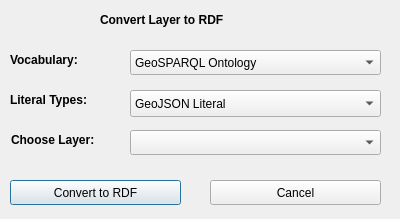
Before: the Qt Designer form dialogs/ui/convertlayerdialog.ui in sparqlunicorn/sparqlunicornGoesGIS, drawn with Qt 5.
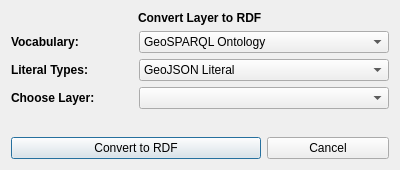
After: the same form once the commit is applied. Custom widgets are drawn as their Qt base class.

Patch:
```diff
--- a/dialogs/ui/convertlayerdialog.ui
+++ b/dialogs/ui/convertlayerdialog.ui
@@ -7,63 +7,15 @@
     <x>0</x>
     <y>0</y>
     <width>400</width>
-    <height>219</height>
+    <height>170</height>
    </rect>
   </property>
   <property name="windowTitle">
    <string>Dialog</string>
   </property>
-  <widget class="QComboBox" name="loadedLayers">
-   <property name="geometry">
-    <rect>
-     <x>130</x>
-     <y>130</y>
-     <width>251</width>
-     <height>25</height>
-    </rect>
-   </property>
-  </widget>
-  <widget class="QLabel" name="chooseLayerLabel">
-   <property name="geometry">
-    <rect>
-     <x>11</x>
-     <y>130</y>
-     <width>111</width>
-     <height>20</height>
-    </rect>
-   </property>
-   <property name="font">
-    <font>
-     <weight>75</weight>
-     <bold>true</bold>
-    </font>
-   </property>
-   <property name="text">
-    <string>Choose Layer:</string>
-   </property>
-  </widget>
-  <widget class="QPushButton" name="convertToRDFButton">
-   <property name="geometry">
-    <rect>
-     <x>10</x>
-     <y>180</y>
-     <width>171</width>
-     <height>25</height>
-    </rect>
-   </property>
-   <property name="text">
-    <string>Convert to RDF</string>
-   </property>
-  </widget>
+  <layout class="QGridLayout" name="gridLayout">
+   <item row="0" column="0" colspan="3" alignment="Qt::AlignHCenter">
   <widget class="QLabel" name="convertLayerLabel">
-   <property name="geometry">
-    <rect>
-     <x>100</x>
-     <y>10</y>
-     <width>191</width>
-     <height>20</height>
-    </rect>
-   </property>
    <property name="font">
     <font>
      <weight>75</weight>
@@ -74,28 +26,16 @@
     <string>Convert Layer to RDF</string>
    </property>
   </widget>
-  <widget class="QPushButton" name="cancelButton">
-   <property name="geometry">
-    <rect>
-     <x>210</x>
-     <y>180</y>
-     <width>171</width>
-     <height>25</height>
-    </rect>
-   </property>
+   </item>
+   <item row="5" column="0" colspan="2">
+    <widget class="QPushButton" name="convertToRDFButton">
    <property name="text">
-    <string>Cancel</string>
-   </property>
-  </widget>
+      <string>Convert to RDF</string>
+     </property>
+    </widget>
+   </item>
+   <item row="1" column="1" colspan="2">
   <widget class="QComboBox" name="vocabularyCBox">
-   <property name="geometry">
-    <rect>
-     <x>130</x>
-     <y>50</y>
-     <width>251</width>
-     <height>25</height>
-    </rect>
-   </property>
    <item>
     <property name="text">
      <string>GeoSPARQL Ontology</string>
@@ -117,15 +57,22 @@
     </property>
    </item>
   </widget>
+   </item>
+   <item row="3" column="0">
+    <widget class="QLabel" name="chooseLayerLabel">
+     <property name="font">
+      <font>
+       <weight>75</weight>
+       <bold>true</bold>
+      </font>
+     </property>
+     <property name="text">
+      <string>Choose Layer:</string>
+     </property>
+    </widget>
+   </item>
+   <item row="1" column="0">
   <widget class="QLabel" name="chooseLayerLabel_2">
-   <property name="geometry">
-    <rect>
-     <x>10</x>
-     <y>50</y>
-     <width>111</width>
-     <height>20</height>
-    </rect>
-   </property>
    <property name="font">
     <font>
      <weight>75</weight>
@@ -136,15 +83,9 @@
     <string>Vocabulary:</string>
    </property>
   </widget>
+   </item>
+   <item row="2" column="0">
   <widget class="QLabel" name="chooseLayerLabel_3">
-   <property name="geometry">
-    <rect>
-     <x>10</x>
-     <y>90</y>
-     <width>111</width>
-     <height>20</height>
-    </rect>
-   </property>
    <property name="font">
     <font>
      <weight>75</weight>
@@ -155,15 +96,16 @@
     <string>Literal Types:</string>
    </property>
   </widget>
+   </item>
+   <item row="5" column="2">
+    <widget class="QPushButton" name="cancelButton">
+     <property name="text">
+      <string>Cancel</string>
+     </property>
+    </widget>
+   </item>
+   <item row="2" column="1" colspan="2">
   <widget class="QgsCheckableComboBox" name="literalTypeCBox">
-   <property name="geometry">
-    <rect>
-     <x>130</x>
-     <y>90</y>
-     <width>251</width>
-     <height>27</height>
-    </rect>
-   </property>
    <item>
     <property name="text">
      <string>GeoJSON Literal</string>
@@ -190,6 +132,24 @@
     </property>
    </item>
   </widget>
+   </item>
+   <item row="3" column="1" colspan="2">
+    <widget class="QComboBox" name="loadedLayers"/>
+   </item>
+   <item row="4" column="0">
+    <spacer name="verticalSpacer">
+     <property name="orientation">
+      <enum>Qt::Vertical</enum>
+     </property>
+     <property name="sizeHint" stdset="0">
+      <size>
+       <width>20</width>
+       <height>40</height>
+      </size>
+     </property>
+    </spacer>
+   </item>
+  </layout>
  </widget>
  <customwidgets>
   <customwidget>
```
Lines whose indentation alone changed are shown as unchanged.
